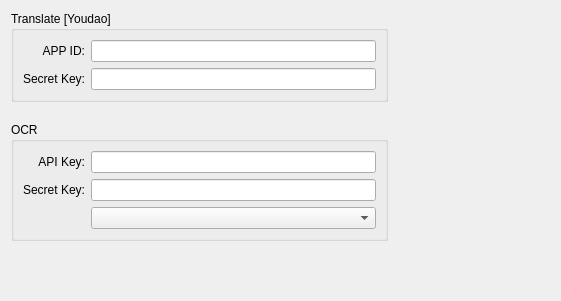
Qt form src/ui/composite_widgets/tokens.ui (XMuli/SunnyCapturer) before a commit.
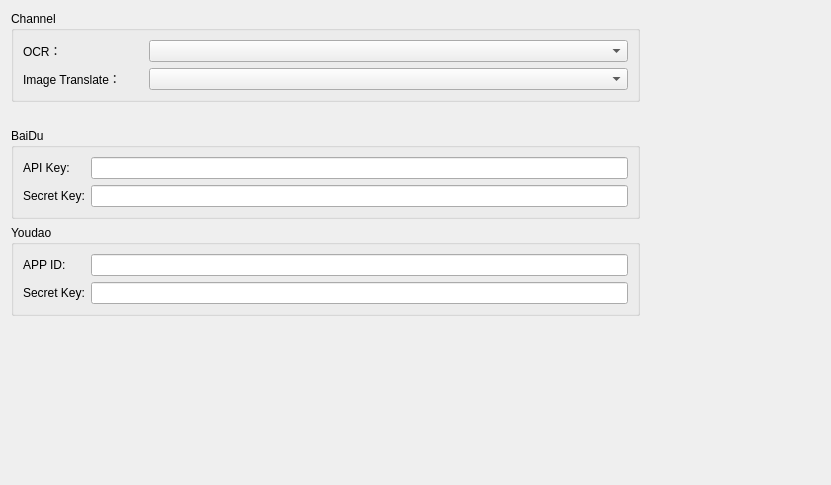
The same form after that commit.

The edit to the form file:
```diff
--- a/src/ui/composite_widgets/tokens.ui
+++ b/src/ui/composite_widgets/tokens.ui
@@ -6,189 +6,233 @@
    <rect>
     <x>0</x>
     <y>0</y>
-    <width>561</width>
-    <height>301</height>
+    <width>831</width>
+    <height>485</height>
    </rect>
   </property>
   <property name="windowTitle">
    <string>Form</string>
   </property>
-  <layout class="QGridLayout" name="gridLayout" columnstretch="7,3">
-   <property name="verticalSpacing">
-    <number>20</number>
-   </property>
+  <layout class="QGridLayout" name="gridLayout_4" columnstretch="7,2">
    <item row="0" column="0">
-    <widget class="QGroupBox" name="groupBox_9">
+    <widget class="QGroupBox" name="groupBox">
      <property name="title">
-      <string>Translate [Youdao]</string>
+      <string>Channel</string>
      </property>
-     <layout class="QHBoxLayout" name="horizontalLayout_9">
-      <property name="leftMargin">
-       <number>0</number>
-      </property>
-      <property name="topMargin">
-       <number>0</number>
-      </property>
-      <property name="rightMargin">
-       <number>0</number>
-      </property>
-      <property name="bottomMargin">
-       <number>0</number>
-      </property>
+     <layout class="QHBoxLayout" name="horizontalLayout">
       <item>
-       <widget class="QWidget" name="widget_8" native="true">
-        <layout class="QGridLayout" name="gridLayout_8">
-         <item row="1" column="1">
-          <widget class="QLineEdit" name="leYDApiSecret">
-           <property name="styleSheet">
-            <string notr="true">lineedit-password-character: 42;</string>
-           </property>
-           <property name="echoMode">
-            <enum>QLineEdit::Password</enum>
-           </property>
-          </widget>
-         </item>
-         <item row="1" column="0">
-          <widget class="QLabel" name="label_8">
-           <property name="text">
-            <string>Secret Key:</string>
-           </property>
-           <property name="alignment">
-            <set>Qt::AlignRight|Qt::AlignTrailing|Qt::AlignVCenter</set>
-           </property>
-          </widget>
-         </item>
-         <item row="0" column="1">
-          <widget class="QLineEdit" name="leYDAppID">
-           <property name="styleSheet">
-            <string notr="true">lineedit-password-character: 42;</string>
-           </property>
-           <property name="echoMode">
-            <enum>QLineEdit::Normal</enum>
-           </property>
-          </widget>
-         </item>
+       <widget class="QWidget" name="widget" native="true">
+        <layout class="QGridLayout" name="gridLayout_2" columnstretch="1,4">
+         <property name="leftMargin">
+          <number>0</number>
+         </property>
+         <property name="topMargin">
+          <number>0</number>
+         </property>
+         <property name="rightMargin">
+          <number>0</number>
+         </property>
+         <property name="bottomMargin">
+          <number>0</number>
+         </property>
          <item row="0" column="0">
-          <widget class="QLabel" name="label_11">
+          <widget class="QLabel" name="labOCR">
            <property name="text">
-            <string>APP ID:</string>
+            <string>OCR：</string>
            </property>
-           <property name="alignment">
-            <set>Qt::AlignRight|Qt::AlignTrailing|Qt::AlignVCenter</set>
+          </widget>
+         </item>
+         <item row="0" column="1">
+          <widget class="QComboBox" name="cbbOcr"/>
+         </item>
+         <item row="1" column="0">
+          <widget class="QLabel" name="labImgTranslate">
+           <property name="text">
+            <string>Image Translate：</string>
            </property>
           </widget>
          </item>
+         <item row="1" column="1">
+          <widget class="QComboBox" name="cbbImgTranslate"/>
+         </item>
         </layout>
        </widget>
       </item>
      </layout>
     </widget>
    </item>
+   <item row="0" column="1">
+    <spacer name="horizontalSpacer">
+     <property name="orientation">
+      <enum>Qt::Horizontal</enum>
+     </property>
+     <property name="sizeHint" stdset="0">
+      <size>
+       <width>178</width>
+       <height>20</height>
+      </size>
+     </property>
+    </spacer>
+   </item>
    <item row="1" column="0">
-    <widget class="QGroupBox" name="gbBaiDuApi">
+    <spacer name="verticalSpacer">
+     <property name="orientation">
+      <enum>Qt::Vertical</enum>
+     </property>
+     <property name="sizeType">
+      <enum>QSizePolicy::Fixed</enum>
+     </property>
+     <property name="sizeHint" stdset="0">
+      <size>
+       <width>20</width>
+       <height>20</height>
+      </size>
+     </property>
+    </spacer>
+   </item>
+   <item row="2" column="0">
+    <widget class="QGroupBox" name="groupBox_2">
      <property name="title">
-      <string>OCR</string>
+      <string>BaiDu</string>
      </property>
-     <layout class="QHBoxLayout" name="horizontalLayout_8">
-      <property name="leftMargin">
-       <number>0</number>
-      </property>
-      <property name="topMargin">
-       <number>0</number>
-      </property>
-      <property name="rightMargin">
-       <number>0</number>
-      </property>
-      <property name="bottomMargin">
-       <number>0</number>
-      </property>
+     <layout class="QHBoxLayout" name="horizontalLayout_2">
       <item>
        <widget class="QWidget" name="widget_6" native="true">
-        <layout class="QGridLayout" name="gridLayout_6">
-         <item row="2" column="0">
-          <widget class="QLabel" name="label_6">
-           <property name="text">
-            <string>Secret Key:</string>
-           </property>
-           <property name="alignment">
-            <set>Qt::AlignRight|Qt::AlignTrailing|Qt::AlignVCenter</set>
-           </property>
-          </widget>
-         </item>
-         <item row="1" column="1">
-          <widget class="QLineEdit" name="leBdApiKey">
-           <property name="styleSheet">
-            <string notr="true">lineedit-password-character: 42;</string>
-           </property>
-           <property name="echoMode">
-            <enum>QLineEdit::Normal</enum>
-           </property>
-          </widget>
-         </item>
-         <item row="2" column="1">
-          <widget class="QLineEdit" name="leBdSecretKey">
-           <property name="styleSheet">
-            <string notr="true">lineedit-password-character: 42;</string>
-           </property>
-           <property name="echoMode">
-            <enum>QLineEdit::Password</enum>
-           </property>
-          </widget>
-         </item>
-         <item row="1" column="0">
+        <layout class="QGridLayout" name="gridLayout">
+         <property name="leftMargin">
+          <number>0</number>
+         </property>
+         <property name="topMargin">
+          <number>0</number>
+         </property>
+         <property name="rightMargin">
+          <number>0</number>
+         </property>
+         <property name="bottomMargin">
+          <number>0</number>
+         </property>
+         <item row="0" column="0">
           <widget class="QLabel" name="label_2">
            <property name="text">
             <string>API Key:</string>
            </property>
            <property name="alignment">
-            <set>Qt::AlignRight|Qt::AlignTrailing|Qt::AlignVCenter</set>
+            <set>Qt::AlignLeading|Qt::AlignLeft|Qt::AlignVCenter</set>
            </property>
           </widget>
          </item>
-         <item row="3" column="1">
-          <widget class="QComboBox" name="cbbChannel"/>
+         <item row="0" column="1">
+          <widget class="QLineEdit" name="leBdApiKey">
+           <property name="styleSheet">
+            <string notr="true">lineedit-password-character: 42;</string>
+           </property>
+           <property name="echoMode">
+            <enum>QLineEdit::Normal</enum>
+           </property>
+          </widget>
          </item>
-         <item row="3" column="0">
-          <widget class="QLabel" name="labIcon">
+         <item row="1" column="0">
+          <widget class="QLabel" name="label_6">
            <property name="text">
-            <string/>
+            <string>Secret Key:</string>
            </property>
-           <property name="scaledContents">
-            <bool>true</bool>
+           <property name="alignment">
+            <set>Qt::AlignLeading|Qt::AlignLeft|Qt::AlignVCenter</set>
            </property>
+          </widget>
+         </item>
+         <item row="1" column="1">
+          <widget class="QLineEdit" name="leBdSecretKey">
+           <property name="styleSheet">
+            <string notr="true">lineedit-password-character: 42;</string>
+           </property>
+           <property name="echoMode">
+            <enum>QLineEdit::Password</enum>
+           </property>
+          </widget>
+         </item>
+        </layout>
+       </widget>
+      </item>
+     </layout>
+    </widget>
+   </item>
+   <item row="3" column="0">
+    <widget class="QGroupBox" name="groupBox_3">
+     <property name="title">
+      <string>Youdao</string>
+     </property>
+     <layout class="QHBoxLayout" name="horizontalLayout_3">
+      <item>
+       <widget class="QWidget" name="widget_2" native="true">
+        <layout class="QGridLayout" name="gridLayout_3">
+         <property name="leftMargin">
+          <number>0</number>
+         </property>
+         <property name="topMargin">
+          <number>0</number>
+         </property>
+         <property name="rightMargin">
+          <number>0</number>
+         </property>
+         <property name="bottomMargin">
+          <number>0</number>
+         </property>
+         <item row="0" column="0">
+          <widget class="QLabel" name="label_11">
+           <property name="text">
+            <string>APP ID:</string>
+           </property>
            <property name="alignment">
-            <set>Qt::AlignRight|Qt::AlignTrailing|Qt::AlignVCenter</set>
+            <set>Qt::AlignLeading|Qt::AlignLeft|Qt::AlignVCenter</set>
            </property>
           </widget>
          </item>
+         <item row="0" column="1">
+          <widget class="QLineEdit" name="leYDAppID">
+           <property name="styleSheet">
+            <string notr="true">lineedit-password-character: 42;</string>
+           </property>
+           <property name="echoMode">
+            <enum>QLineEdit::Normal</enum>
+           </property>
+          </widget>
+         </item>
+         <item row="1" column="0">
+          <widget class="QLabel" name="label_8">
+           <property name="text">
+            <string>Secret Key:</string>
+           </property>
+           <property name="alignment">
+            <set>Qt::AlignLeading|Qt::AlignLeft|Qt::AlignVCenter</set>
+           </property>
+          </widget>
+         </item>
+         <item row="1" column="1">
+          <widget class="QLineEdit" name="leYDApiSecret">
+           <property name="styleSheet">
+            <string notr="true">lineedit-password-character: 42;</string>
+           </property>
+           <property name="echoMode">
+            <enum>QLineEdit::Password</enum>
+           </property>
+          </widget>
+         </item>
         </layout>
        </widget>
       </item>
      </layout>
     </widget>
    </item>
-   <item row="2" column="1">
-    <spacer name="verticalSpacer">
+   <item row="4" column="0">
+    <spacer name="verticalSpacer_2">
      <property name="orientation">
       <enum>Qt::Vertical</enum>
      </property>
      <property name="sizeHint" stdset="0">
       <size>
        <width>20</width>
-       <height>116</height>
-      </size>
-     </property>
-    </spacer>
-   </item>
-   <item row="0" column="1">
-    <spacer name="horizontalSpacer">
-     <property name="orientation">
-      <enum>Qt::Horizontal</enum>
-     </property>
-     <property name="sizeHint" stdset="0">
-      <size>
-       <width>40</width>
-       <height>20</height>
+       <height>191</height>
       </size>
      </property>
     </spacer>
```
